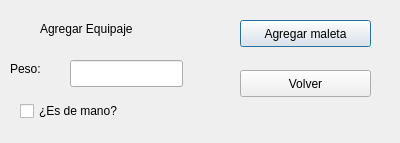
This is vagregaequipaje.ui in AndyMadgar/Progra1-Datos as Qt 5 draws it before an edit. The edited form follows.
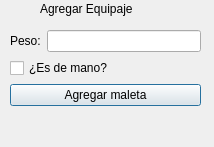
This is the edited form.

```diff
--- a/vagregaequipaje.ui
+++ b/vagregaequipaje.ui
@@ -6,8 +6,8 @@
    <rect>
     <x>0</x>
     <y>0</y>
-    <width>400</width>
-    <height>143</height>
+    <width>214</width>
+    <height>147</height>
    </rect>
   </property>
   <property name="windowTitle">
@@ -17,7 +17,7 @@
    <property name="geometry">
     <rect>
      <x>40</x>
-     <y>20</y>
+     <y>0</y>
      <width>121</width>
      <height>17</height>
     </rect>
@@ -26,67 +26,41 @@
     <string>Agregar Equipaje</string>
    </property>
   </widget>
-  <widget class="QLabel" name="label_2">
+  <widget class="QWidget" name="">
    <property name="geometry">
     <rect>
      <x>10</x>
-     <y>60</y>
-     <width>51</width>
-     <height>17</height>
+     <y>30</y>
+     <width>191</width>
+     <height>90</height>
     </rect>
    </property>
+   <layout class="QFormLayout" name="formLayout">
+    <item row="0" column="0">
+     <widget class="QLabel" name="label_2">
    <property name="text">
     <string>Peso:</string>
    </property>
   </widget>
-  <widget class="QLineEdit" name="txfPeso">
-   <property name="geometry">
-    <rect>
-     <x>70</x>
-     <y>60</y>
-     <width>113</width>
-     <height>27</height>
-    </rect>
-   </property>
-  </widget>
+    </item>
+    <item row="0" column="1">
+     <widget class="QLineEdit" name="txfPeso"/>
+    </item>
+    <item row="1" column="0" colspan="2">
   <widget class="QCheckBox" name="chxMano">
-   <property name="geometry">
-    <rect>
-     <x>20</x>
-     <y>100</y>
-     <width>171</width>
-     <height>22</height>
-    </rect>
-   </property>
    <property name="text">
     <string>¿Es de mano?</string>
    </property>
   </widget>
+    </item>
+    <item row="2" column="0" colspan="2">
   <widget class="QPushButton" name="btnAgregar">
-   <property name="geometry">
-    <rect>
-     <x>240</x>
-     <y>20</y>
-     <width>131</width>
-     <height>27</height>
-    </rect>
-   </property>
    <property name="text">
     <string>Agregar maleta</string>
    </property>
   </widget>
-  <widget class="QPushButton" name="btnVolver">
-   <property name="geometry">
-    <rect>
-     <x>240</x>
-     <y>70</y>
-     <width>131</width>
-     <height>27</height>
-    </rect>
-   </property>
-   <property name="text">
-    <string>Volver</string>
-   </property>
+    </item>
+   </layout>
   </widget>
   <zorder>btnAgregar</zorder>
   <zorder>label</zorder>
```
Left out of the diff: 7 changed lines with no effect on the pictures. Lines whose indentation alone changed are shown as unchanged.
